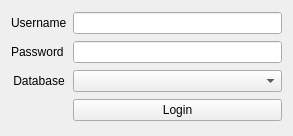
doublebyte1/app_solution, file app_new/login.ui: the form before one commit.
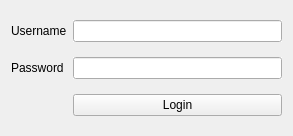
The form after the commit. Icons and pictures are not drawn.

Commit message: - Start to simplify login dialog, to cope with the new settings model (with external application)

```diff
--- a/app_new/login.ui
+++ b/app_new/login.ui
@@ -76,27 +76,7 @@
      </property>
     </widget>
    </item>
-   <item row="2" column="0">
-    <widget class="QLabel" name="lbFiles">
-     <property name="text">
-      <string>Database</string>
-     </property>
-     <property name="alignment">
-      <set>Qt::AlignCenter</set>
-     </property>
-     <property name="buddy">
-      <cstring>cmbFiles</cstring>
-     </property>
-    </widget>
-   </item>
    <item row="2" column="1">
-    <widget class="QComboBox" name="cmbFiles">
-     <property name="autoFillBackground">
-      <bool>true</bool>
-     </property>
-    </widget>
-   </item>
-   <item row="3" column="1">
     <widget class="QPushButton" name="pushLogin">
      <property name="sizePolicy">
       <sizepolicy hsizetype="MinimumExpanding" vsizetype="Fixed">
```
Left out of the diff: 32 changed lines with no effect on the pictures. The commit also changes 6 other files.
